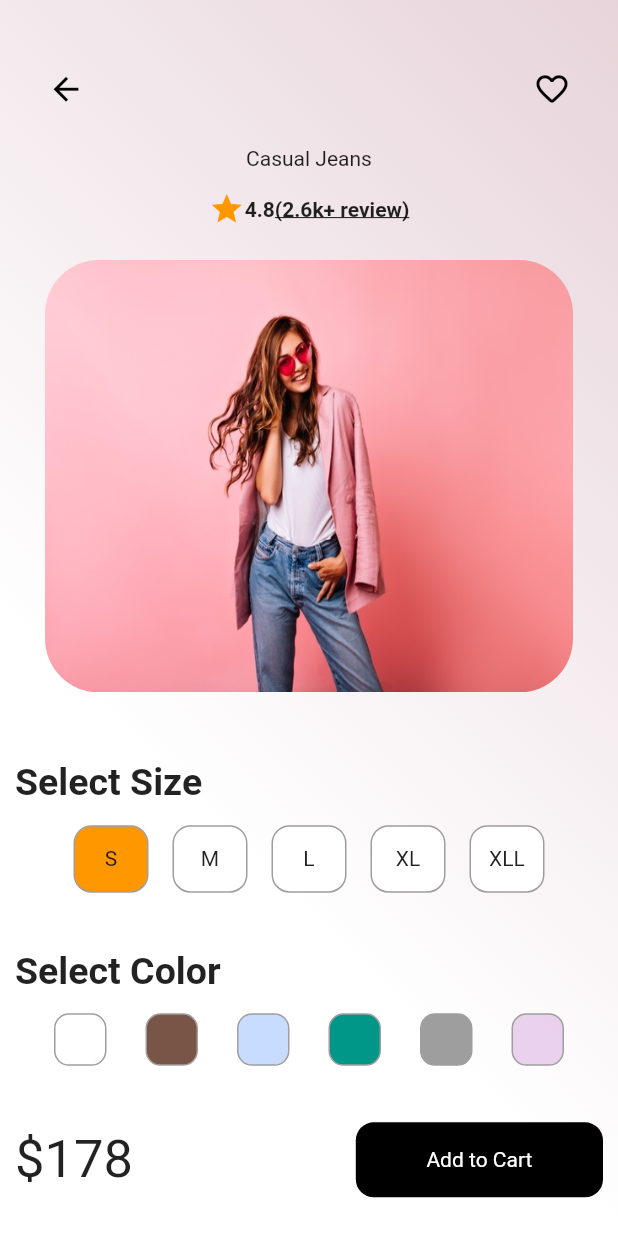
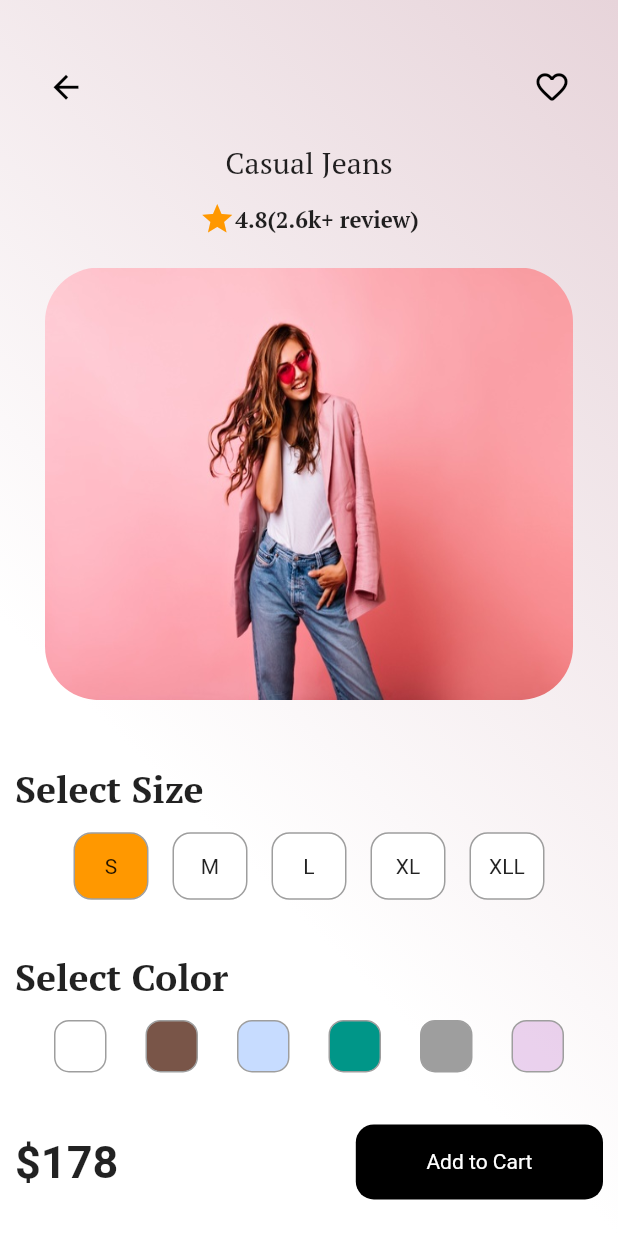
Before and after one commit to aacfahim/flutter-misc, a Flutter app: the Details screen opened directly with sample values from the repository, on a phone screen of 412 x 824 dp. Run offline on Flutter 3.47's test engine with Material 2 defaults, Android fonts, the phone set to English and light mode, and no system bars; our stand-ins replace carousel_slider, dotted_line, google_fonts; Roboto replaces fonts that are missing (Philosopher).

Commit message:
font changes

```diff
--- a/clothing_app/lib/screens/detail_page.dart
+++ b/clothing_app/lib/screens/detail_page.dart
@@ -1,5 +1,6 @@
 import 'package:clothing_app/models/catagory_list.dart';
 import 'package:flutter/material.dart';
+import 'package:google_fonts/google_fonts.dart';
 
 class Details extends StatefulWidget {
   Details(this.itemsList);
@@ -77,18 +78,26 @@ class _DetailsState extends State<Details> {
                       ],
                     ),
                   ),
-                  Text("${widget.itemsList!.cl_name}"),
+                  Text(
+                    '${widget.itemsList!.cl_name}',
+                    style: GoogleFonts.ptSerif(fontSize: 20),
+                  ),
                   Row(
                     mainAxisAlignment: MainAxisAlignment.center,
                     children: [
                       Icon(Icons.star, color: Colors.orange),
-                      Text("4.8",
-                          style: TextStyle(fontWeight: FontWeight.bold)),
-                      Text("(2.6k+ review)",
-                          style: TextStyle(
-                            fontWeight: FontWeight.bold,
-                            decoration: TextDecoration.underline,
-                          )),
+                      Text(
+                        "4.8",
+                        style: GoogleFonts.ptSerif(
+                            textStyle: TextStyle(fontWeight: FontWeight.bold),
+                            fontSize: 15),
+                      ),
+                      Text(
+                        "(2.6k+ review)",
+                        style: GoogleFonts.ptSerif(
+                            textStyle: TextStyle(fontWeight: FontWeight.bold),
+                            fontSize: 15),
+                      ),
                     ],
                   ),
                   Padding(
@@ -109,8 +118,9 @@ class _DetailsState extends State<Details> {
                   Align(
                     alignment: Alignment.centerLeft,
                     child: Text("Select Size",
-                        style: TextStyle(
-                            fontWeight: FontWeight.bold, fontSize: 25)),
+                        style: GoogleFonts.ptSerif(
+                            textStyle: TextStyle(fontWeight: FontWeight.bold),
+                            fontSize: 25)),
                   ),
                   Container(
                     height: 45,
@@ -146,8 +156,9 @@ class _DetailsState extends State<Details> {
                   Align(
                     alignment: Alignment.centerLeft,
                     child: Text("Select Color",
-                        style: TextStyle(
-                            fontWeight: FontWeight.bold, fontSize: 25)),
+                        style: GoogleFonts.ptSerif(
+                            textStyle: TextStyle(fontWeight: FontWeight.bold),
+                            fontSize: 25)),
                   ),
                   Row(
                     mainAxisAlignment: MainAxisAlignment.spaceEvenly,
@@ -168,7 +179,10 @@ class _DetailsState extends State<Details> {
                           alignment: Alignment.centerLeft,
                           child: Text(
                             "${widget.itemsList!.price}",
-                            style: TextStyle(fontSize: 35),
+                            style: GoogleFonts.philosopher(
+                                textStyle:
+                                    TextStyle(fontWeight: FontWeight.bold),
+                                fontSize: 30),
                           )),
                       Container(
                           height: 50,
```
